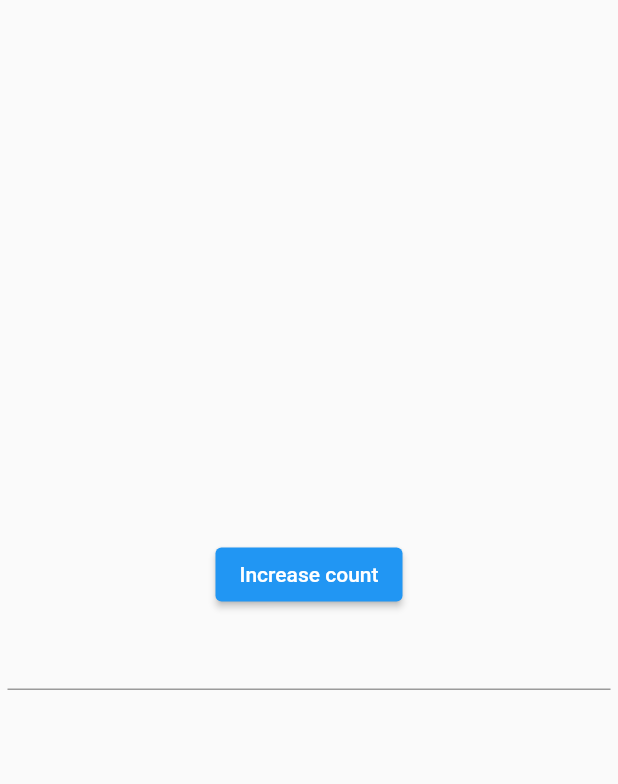
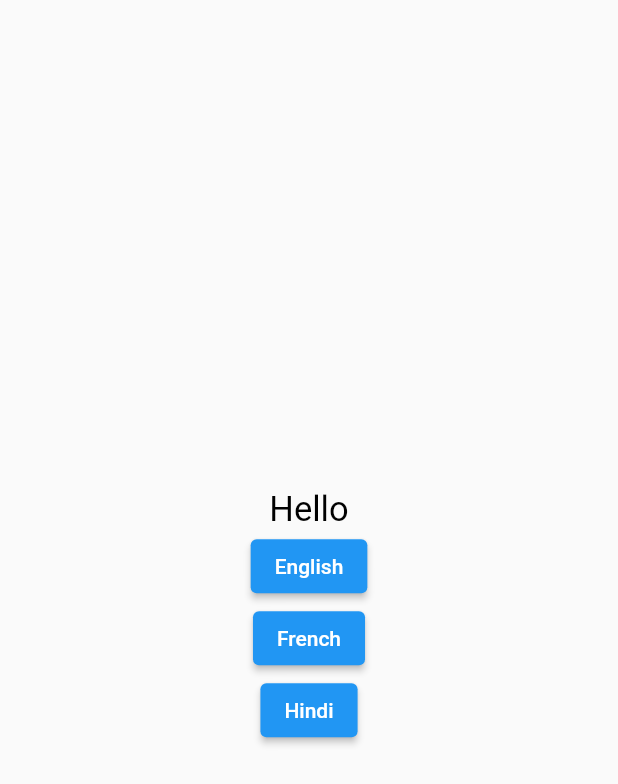
Before and after one commit to SanskarModi22/Flutter_GetX, a Flutter app: the screen it shows after launch, on a phone screen of 412 x 824 dp. Shown: the top 784 px of the screen. Run offline on Flutter 3.47's test engine with Material 2 defaults, Android fonts, the phone set to English and light mode, and no system bars; our stand-ins replace get.

Commit message:
Internationalization Added

```diff
--- /dev/null
+++ b/lib/internationalization.dart
@@ -0,0 +1,53 @@
+import 'package:flutter/material.dart';
+import 'package:flutter_getx/my_controller.dart';
+import 'package:get/get.dart';
+
+// ignore: must_be_immutable
+class Internationalization extends StatelessWidget {
+  Internationalization({Key? key}) : super(key: key);
+
+  MyController mc = Get.put(MyController());
+  @override
+  Widget build(BuildContext context) {
+    return Scaffold(
+      body: Column(
+        mainAxisAlignment: MainAxisAlignment.center,
+        crossAxisAlignment: CrossAxisAlignment.center,
+        children: [
+          Center(
+            child: Column(children: [
+              Text(
+                'hello'.tr,
+                style: TextStyle(fontSize: 23, color: Colors.black),
+              ),
+              ElevatedButton(
+                onPressed: () {
+                  mc.changeLanguage('en', 'US');
+                },
+                child: Text('English'),
+              ),
+              ElevatedButton(
+                onPressed: () {
+                  mc.changeLanguage('fr', 'FR');
+                },
+                child: Text('French'),
+              ),
+              ElevatedButton(
+                onPressed: () {
+                  mc.changeLanguage('hi', 'IN');
+                },
+                child: Text('Hindi'),
+              )
+            ]),
+          )
+        ],
+      ),
+    );
+  }
+}
+//One way of reactive state management is to use Get.put like in previous commit or
+//like this method
+
+//Here we are using simple state management using GetBuilder instead of reactive state management.
+//In MyController class we have to use update() for simple state management.
+//Rest another way instead of init is using Get.put
--- a/lib/main.dart
+++ b/lib/main.dart
@@ -1,5 +1,6 @@
 import 'package:flutter/material.dart';
 import 'package:flutter_getx/Home/home.dart';
+import 'package:flutter_getx/internationalization.dart';
 import 'package:flutter_getx/reactive_state_manager.dart';
 import 'package:flutter_getx/route_named.dart';
 import 'package:flutter_getx/route_nav_unnamed_route.dart';
@@ -10,6 +11,7 @@ import 'package:get/get.dart';
 
 import 'bottom_sheet_dynamic_theme.dart';
 import 'dialog.dart';
+import 'messages.dart';
 
 void main() {
   runApp(const MyApp());
@@ -22,13 +24,17 @@ class MyApp extends StatelessWidget {
   @override
   Widget build(BuildContext context) {
     return GetMaterialApp(
+      translations: Messages(),
+      locale: Locale('en','US'),
+      fallbackLocale: Locale('en','US'),
+
       title: 'Flutter Demo',
       theme: ThemeData(
         primarySwatch: Colors.blue,
       ),
       initialRoute: '/',
       defaultTransition: Transition.zoom,
-      home: UniqueiD(),
+      home: Internationalization(),
       getPages: [
         GetPage(name: '/', page: () => MyApp()),
         GetPage(name: '/home', page: () => HomeScreen()),
--- /dev/null
+++ b/lib/messages.dart
@@ -0,0 +1,19 @@
+import 'package:flutter/material.dart';
+import 'package:get/get.dart';
+class Messages extends Translations
+{
+  @override
+
+  Map<String, Map<String, String>> get keys => {
+    'en_US':{
+      'hello':'Hello'
+    },
+    'hi_IN':{
+      'hello':'नमस्कार'
+    },
+    'fr_FR':{
+      'hello':'Bonjour',
+    }
+  };
+
+}
--- a/lib/my_controller.dart
+++ b/lib/my_controller.dart
@@ -1,3 +1,5 @@
+import 'dart:ui';
+
 import 'package:get/get.dart';
 import 'Home/student.dart';
 
@@ -17,6 +19,12 @@ class MyController extends GetxController {
   void increment() {
     count++;
   }
+  void changeLanguage(var param1,var param2)
+  {
+    var locale = Locale(param1,param2);
+    Get.updateLocale(locale);
+
+  }
 
   void onInit() {
     // called every time whenever the value of count variable changes
```
